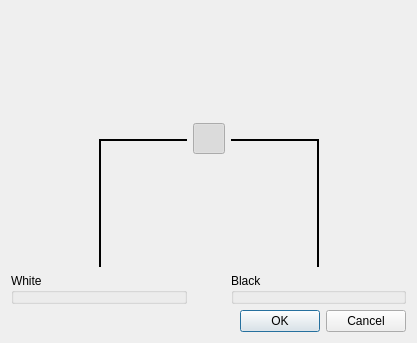
The window that projects/gui/ui/pairtimecontroldlg.ui (cutechess/cutechess) describes before a commit, drawn with Qt 5.
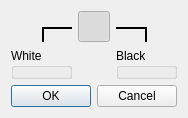
The same window after the commit. Icons and pictures are not drawn. Custom widgets are drawn as their Qt base class.

Commit message: fix modal dialog issues with time control dialogs

```diff
--- a/projects/gui/ui/pairtimecontroldlg.ui
+++ b/projects/gui/ui/pairtimecontroldlg.ui
@@ -14,6 +14,9 @@
    <string>Time Control</string>
   </property>
   <layout class="QVBoxLayout" name="verticalLayout">
+   <property name="sizeConstraint">
+    <enum>QLayout::SetFixedSize</enum>
+   </property>
    <item>
     <layout class="QGridLayout" name="gridLayout">
      <property name="sizeConstraint">
```
Left out of the diff: 2 changed lines with no effect on the pictures. The commit also changes 3 other files.
